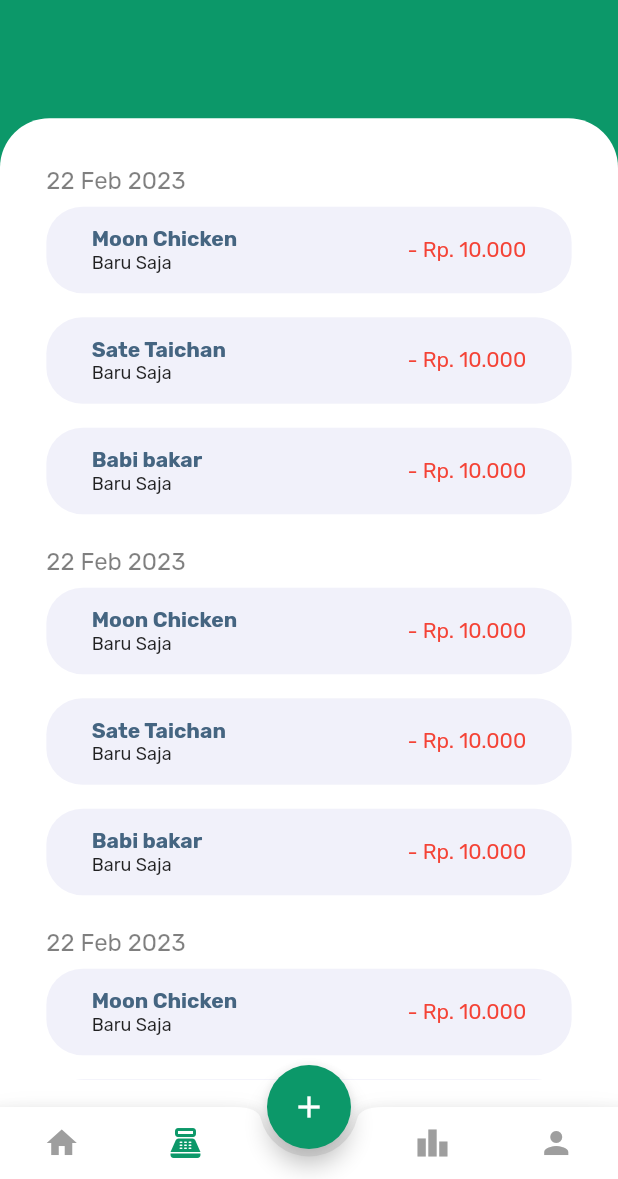
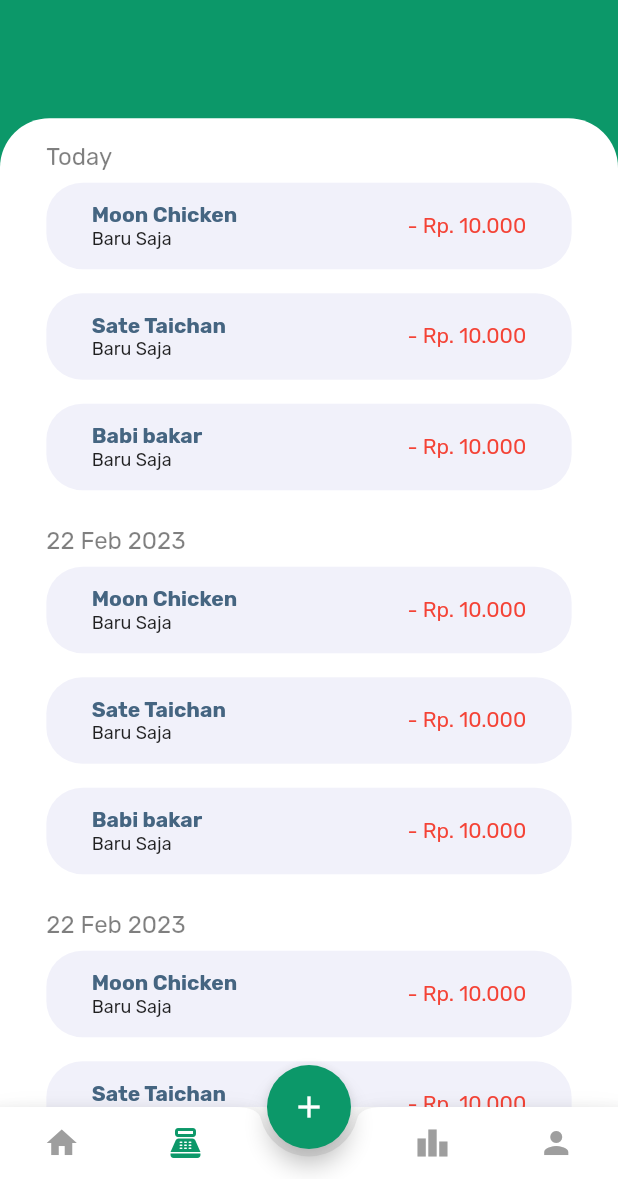
Before and after one commit to KelvinAnderson10/flutter-aplikasi-pengeluaran, a Flutter app: the screen it shows after launch, swiped to page 2, on a phone screen of 412 x 824 dp, the part 57-1236 px from its top. Run offline on Flutter 3.47's test engine with Material 2 defaults, Android fonts, the light colour scheme and no system bars; our stand-ins replace google_fonts.

Commit message:
[ADD] scrollview

```diff
--- a/lib/components/transaction_screen.dart
+++ b/lib/components/transaction_screen.dart
@@ -14,7 +14,7 @@ class _TransactionScreenState extends State<TransactionScreen> {
   @override
   Widget build(BuildContext context) {
     Size size = MediaQuery.of(context).size;
-    List<String> dates = ["22 Feb 2023", "22 Feb 2023", "22 Feb 2023", "22 Feb 2023"];
+    List<String> dates = ["Today", "22 Feb 2023", "22 Feb 2023", "22 Feb 2023"];
     List<String> transactions = ["Moon Chicken", "Sate Taichan", "Babi bakar"];
 
     Widget buildTransaction(String transaction){
@@ -49,7 +49,7 @@ class _TransactionScreenState extends State<TransactionScreen> {
       //   title: Text("22 Februari 2023"),
       // );
       return Container(
-        margin: EdgeInsets.only(top: 14),
+        margin: EdgeInsets.only(top: 16),
         child: Column(
           crossAxisAlignment: CrossAxisAlignment.start,
           children: [
@@ -80,7 +80,7 @@ class _TransactionScreenState extends State<TransactionScreen> {
           right: 0,
           bottom: 0,
           child: Container(
-            padding: EdgeInsets.all(kDefaultPadding),
+            // padding: EdgeInsets.all(kDefaultPadding),
             child: SingleChildScrollView(
             child: Column(
               crossAxisAlignment: CrossAxisAlignment.center,
```
